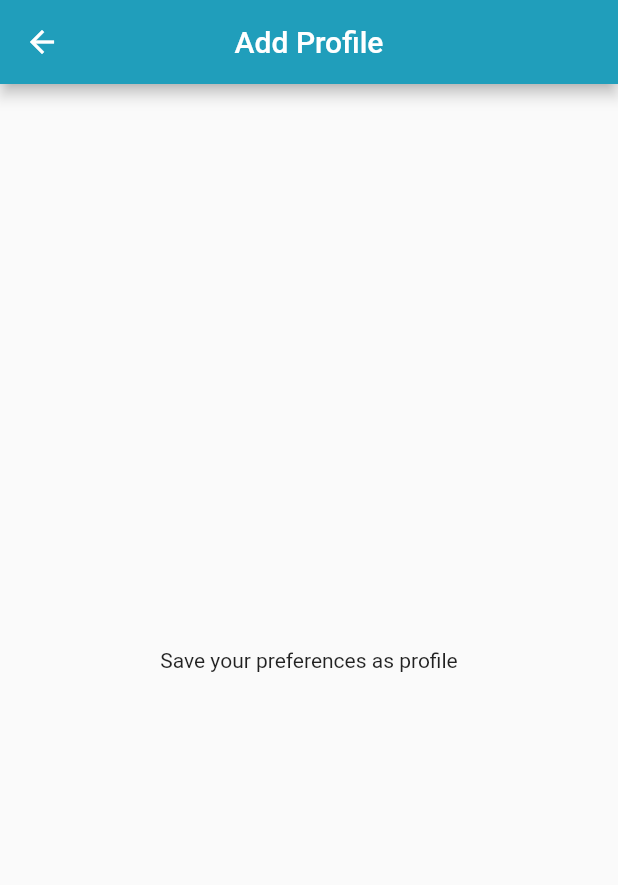
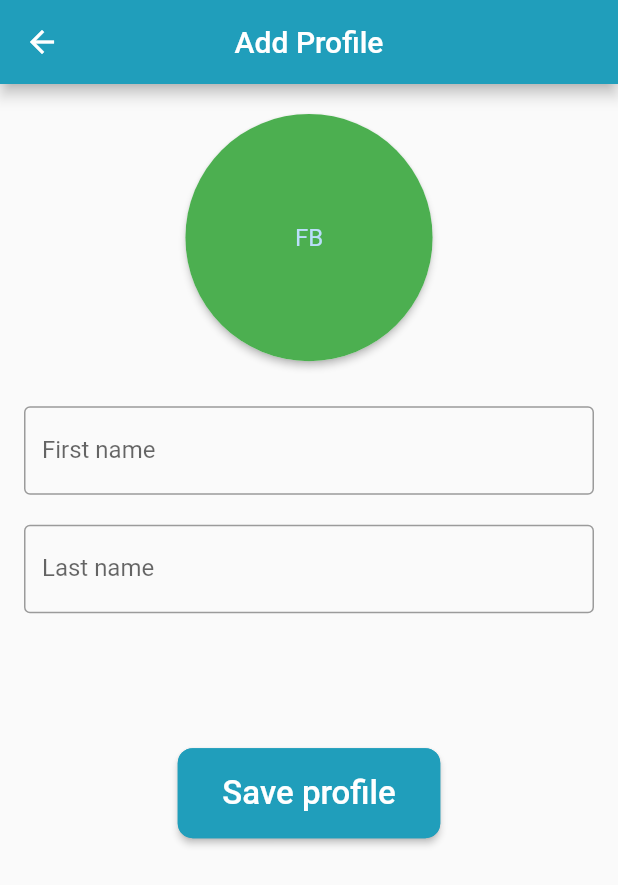
Before and after one commit to Trip-It/trip-it, a Flutter app: the AddProfileScreen screen opened by its route, on a phone screen of 412 x 824 dp. Shown: the top 885 px of the screen. Run offline on Flutter 3.47's test engine with Material 2 defaults, Android fonts, the phone set to English and light mode, and no system bars; our stand-ins replace auto_size_text, flutter_map, geolocator, latlong, sqflite, webview_flutter; missing offline and left inert: flutter_fluid_slider, nominatim_location_picker; accounts and stored records are empty.

Commit message:
Added 'AddProfileScreen'

```diff
--- a/lib/screens/add_profile.dart
+++ b/lib/screens/add_profile.dart
@@ -1,5 +1,5 @@
 import 'package:flutter/material.dart';
-import 'package:trip_it_app/widgets/about_list_view.dart';
+import 'package:trip_it_app/theme.dart';
 
 class AddProfileScreen extends StatelessWidget {
   static const routeName = '/preferences/add';
@@ -8,12 +8,84 @@ class AddProfileScreen extends StatelessWidget {
   Widget build(BuildContext context) {
 
     return Scaffold(
+        resizeToAvoidBottomPadding: false,
         appBar: AppBar(
           title: Text("Add Profile"),
           centerTitle: true,
         ),
         body: Center(
-          child: Text("Save your preferences as profile"),
+          child: Column(
+            crossAxisAlignment: CrossAxisAlignment.start,
+            children: <Widget>[
+              Container(
+                margin: EdgeInsets.symmetric(vertical: 10.0, horizontal: 6.0),
+                padding: EdgeInsets.fromLTRB(0, 10, 0, 10),
+                child: Center(
+                  child: new RawMaterialButton(
+                    onPressed: (
+                        //TODO implement the choice of the avatar
+                        ) {},
+                    child: new CircleAvatar(
+                      radius: (MediaQuery.of(context).size.width / 5.0),
+                      backgroundColor: Colors.green,
+                      child: Text('FB'),
+                    ),
+                    shape: new CircleBorder(),
+                    elevation: 2.0,
+                    fillColor: Colors.white,
+                    padding: const EdgeInsets.all(0.0),
+                  ),
+                ),
+              ),
+              Container(
+                  margin: EdgeInsets.symmetric(vertical: 10.0, horizontal: 6.0),
+                  padding: EdgeInsets.fromLTRB(10, 0, 10, 0),
+                  child: TextField(
+                    decoration: InputDecoration(
+                      border: OutlineInputBorder(),
+                      labelText: 'First name',
+                    ),
+                  )
+              ),
+              Container(
+                margin: EdgeInsets.symmetric(vertical: 10.0, horizontal: 6.0),
+                padding: EdgeInsets.fromLTRB(10, 0, 10, 0),
+                child: TextField(
+                  decoration: InputDecoration(
+                    border: OutlineInputBorder(),
+                    labelText: 'Last name',
+                  ),
+                ),
+              ),
+              Container(
+                margin: EdgeInsets.symmetric(vertical: 10.0, horizontal: 6.0),
+                height: 200,
+                child: Center(
+                  child: ButtonTheme(
+                    minWidth: 175.0,
+                    height: 60.0,
+                    child: RaisedButton(
+                      color: TripItColors.primaryLightBlue,
+                      child: new Text(
+                        "Save profile",
+                        style: TextStyle(color: Colors.white, fontSize: 22.0),
+                      ),
+                      onPressed: () {
+                        //TODO save data from widgets and get it to the database
+                      },
+                      shape: RoundedRectangleBorder(
+                        borderRadius: new BorderRadius.circular(10.0),
+                        side: BorderSide(
+                          color: TripItColors.primaryLightBlue,
+                          width: 2.0,
+                        ),
+                      ),
+                    ),
+                  ),
+                ),
+              )
+            ],
+          ),
         )
     );
   }
```
